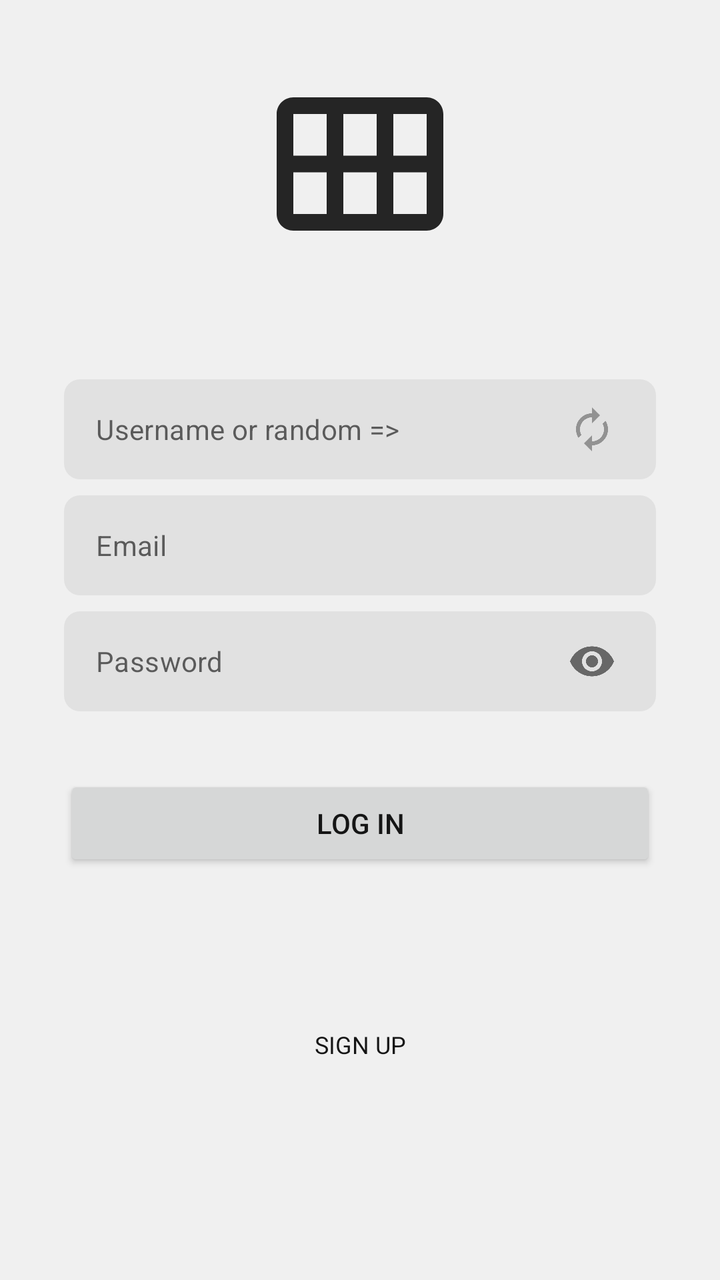
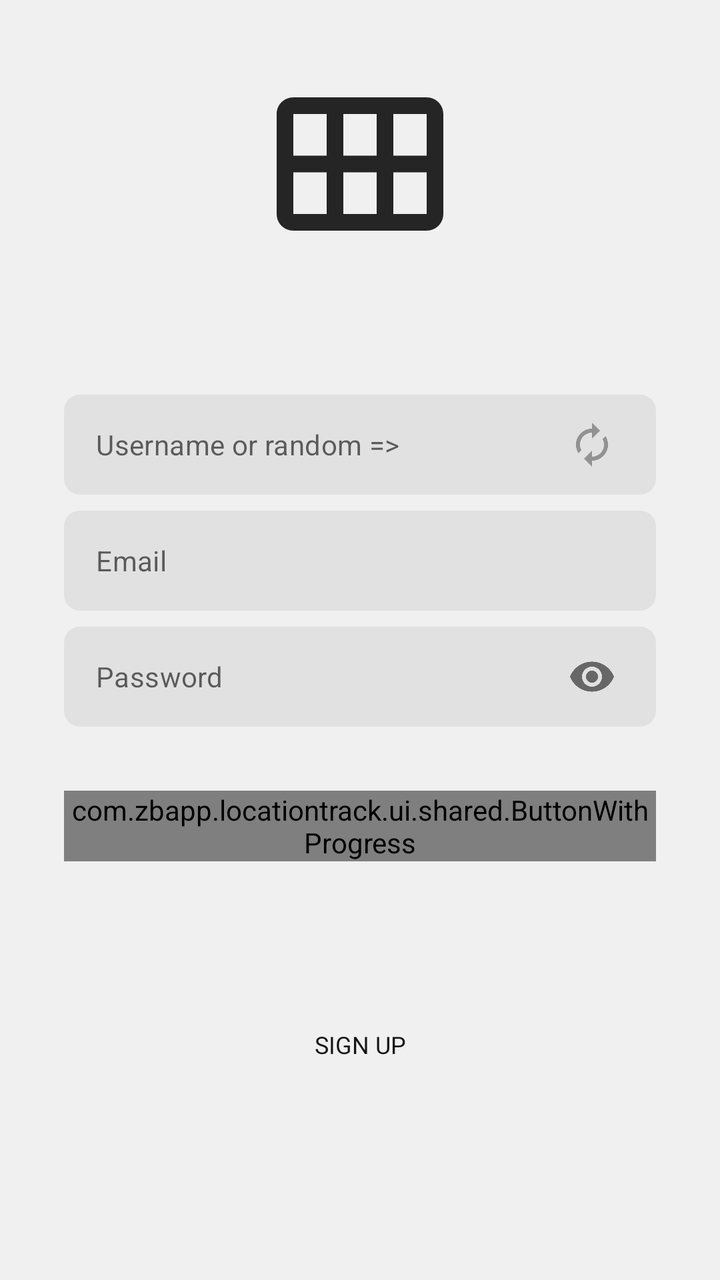

Compare the two renders of this Android layout. The source of the first and the diff that turns it into the second are given below.
<!-- AndroidManifest.xml: application theme AppTheme -->
<!-- res/layout/fragment_login.xml -->
<?xml version="1.0" encoding="utf-8"?>
<androidx.constraintlayout.widget.ConstraintLayout xmlns:android="http://schemas.android.com/apk/res/android"
    xmlns:app="http://schemas.android.com/apk/res-auto"
    xmlns:tools="http://schemas.android.com/tools"
    android:layout_width="match_parent"
    android:animateLayoutChanges="true"
    android:layout_height="match_parent"
    android:background="@color/backgroundMain"
    android:paddingHorizontal="@dimen/activity_side_margin">

    <androidx.appcompat.widget.AppCompatImageView
        android:id="@+id/ivLogo"
        android:layout_width="100dp"
        android:layout_height="wrap_content"
        android:layout_marginTop="@dimen/activity_side_margin_large"
        android:adjustViewBounds="true"
        android:src="@drawable/ic_logo_full"
        app:layout_constraintEnd_toEndOf="parent"
        app:layout_constraintStart_toStartOf="parent"
        app:layout_constraintTop_toTopOf="parent" />

    <com.google.android.material.textfield.TextInputLayout
        android:id="@+id/etUsername"
        style="@style/TextStyle.Input"
        android:layout_width="match_parent"
        android:layout_marginHorizontal="@dimen/activity_side_margin"
        android:gravity="start|center_vertical"
        android:nextFocusForward="@id/etEmail"
        android:paddingEnd="8dp"
        android:stateListAnimator="@animator/elevation_animator"
        app:boxStrokeWidth="0dp"
        app:boxStrokeWidthFocused="0dp"
        app:endIconMode="custom"
        app:endIconDrawable="@drawable/ic_username_random"
        app:endIconTint="@color/theme_medium"
        app:hintEnabled="false"
        app:layout_constraintBottom_toTopOf="@id/etEmail"
        app:layout_constraintTop_toBottomOf="@id/ivLogo"
        app:layout_constraintVertical_bias="0.6"
        app:layout_constraintVertical_chainStyle="packed">

        <com.google.android.material.textfield.TextInputEditText
            style="@style/TextStyle.Light"
            android:layout_width="match_parent"
            android:layout_height="wrap_content"
            android:layout_gravity="center_vertical"
            android:background="@color/transparent"
            android:hint="@string/login_placeholder_username"
            android:textCursorDrawable="@null"
            android:imeOptions="actionNext"
            android:inputType="textEmailAddress"
            android:paddingVertical="12dp" />
    </com.google.android.material.textfield.TextInputLayout>

    <com.google.android.material.textfield.TextInputLayout
        android:id="@+id/etEmail"
        style="@style/TextStyle.Input"
        android:layout_width="match_parent"
        android:layout_marginHorizontal="@dimen/activity_side_margin"
        android:layout_marginTop="@dimen/activity_side_margin_small"
        android:gravity="start|center_vertical"
        android:nextFocusForward="@id/etPassword"
        android:paddingEnd="8dp"
        android:stateListAnimator="@animator/elevation_animator"
        app:boxStrokeWidth="0dp"
        app:boxStrokeWidthFocused="0dp"
        app:endIconMode="clear_text"
        app:endIconTint="@color/theme_medium"
        app:hintEnabled="false"
        app:layout_constraintBottom_toTopOf="@id/etPassword"
        app:layout_constraintTop_toBottomOf="@id/etUsername"
        >

        <com.google.android.material.textfield.TextInputEditText
            style="@style/TextStyle.Light"
            android:layout_width="match_parent"
            android:layout_height="wrap_content"
            android:layout_gravity="center_vertical"
            android:background="@color/transparent"
            android:hint="@string/login_placeholder_email"
            android:textCursorDrawable="@null"
            android:imeOptions="actionNext"
            android:inputType="textEmailAddress"
            android:paddingVertical="12dp" />
    </com.google.android.material.textfield.TextInputLayout>

    <com.google.android.material.textfield.TextInputLayout
        android:id="@+id/etPassword"
        style="@style/TextStyle.Input"
        android:layout_width="match_parent"
        android:layout_marginHorizontal="@dimen/activity_side_margin"
        android:layout_marginTop="@dimen/activity_side_margin_small"
        android:gravity="start|center_vertical"
        android:nextFocusDown="@id/bLogin"
        android:paddingEnd="8dp"
        android:stateListAnimator="@animator/elevation_animator"
        app:boxStrokeWidth="0dp"
        app:boxStrokeWidthFocused="0dp"
        app:endIconMode="password_toggle"
        app:hintEnabled="false"
        app:layout_constraintBottom_toTopOf="@id/tvForgotPassword"
        app:layout_constraintTop_toBottomOf="@id/etEmail">

        <com.google.android.material.textfield.TextInputEditText
            style="@style/TextStyle.Light"
            android:layout_width="match_parent"
            android:layout_height="wrap_content"
            android:layout_gravity="center_vertical"
            android:background="@color/transparent"
            android:hint="@string/login_placeholder_password"
            android:textCursorDrawable="@null"
            android:imeOptions="actionDone"
            android:inputType="textPassword"
            android:paddingVertical="12dp" />
    </com.google.android.material.textfield.TextInputLayout>

    <androidx.appcompat.widget.AppCompatTextView
        android:id="@+id/tvForgotPassword"
        style="@style/TextStyle.ActionButton.Regular"
        android:layout_width="wrap_content"
        android:layout_height="wrap_content"
        android:layout_marginEnd="@dimen/activity_side_margin_small"
        android:layout_marginBottom="@dimen/activity_side_margin"
        android:text="@string/login_button_forgot_password"
        android:textColor="@color/theme_high"
        android:textSize="12sp"
        android:visibility="gone"
        android:background="?selectableItemBackgroundBorderless"
        app:layout_constraintBottom_toTopOf="@id/bLogin"
        app:layout_constraintEnd_toEndOf="parent"
        app:layout_constraintTop_toBottomOf="@id/etPassword"
        tools:visibility="visible" />

    <androidx.appcompat.widget.AppCompatButton
        android:id="@+id/bLogin"
        style="@style/Widget.AppCompat.Button"
        android:layout_width="match_parent"
        android:layout_height="wrap_content"
        android:layout_marginHorizontal="@dimen/activity_side_margin"
        android:layout_marginTop="@dimen/activity_side_margin_large"
        android:layout_marginBottom="@dimen/activity_side_margin_large"
        android:text="@string/login_signup_switch_button_login"
        app:layout_constraintBottom_toTopOf="@id/tvSignUpLogin"
        app:layout_constraintTop_toBottomOf="@id/tvForgotPassword" />

    <androidx.appcompat.widget.AppCompatTextView
        android:id="@+id/tvSignUpLogin"
        style="@style/TextStyle.ActionButton"
        android:layout_width="wrap_content"
        android:layout_height="wrap_content"
        android:layout_marginBottom="@dimen/bottomBar_spacing"
        android:text="@string/login_signup_switch_button_signup"
        android:textSize="12sp"
        app:layout_constraintBottom_toBottomOf="parent"
        app:layout_constraintEnd_toEndOf="parent"
        app:layout_constraintStart_toStartOf="parent" />

</androidx.constraintlayout.widget.ConstraintLayout>
<!-- resources referenced by this layout -->
<resources>
  <color name="backgroundMain">@color/theme_lightest</color>
  <color name="theme_high">@color/light_theme_high</color>
  <color name="theme_medium">@color/light_theme_medium</color>
  <color name="transparent">@android:color/transparent</color>
  <dimen name="activity_side_margin">16dp</dimen>
  <dimen name="activity_side_margin_large">32dp</dimen>
  <dimen name="activity_side_margin_small">8dp</dimen>
  <dimen name="bottomBar_spacing">100dp</dimen>
  <!-- drawable ic_logo_full (drawable) -->
  <vector xmlns:android="http://schemas.android.com/apk/res/android"
      android:width="24dp"
      android:height="24dp"
      android:tint="?attr/colorControlNormal"
      android:viewportWidth="24"
      android:viewportHeight="24">
      <path
          android:fillColor="@android:color/white"
          android:pathData="M20,4H4C2.9,4 2,4.9 2,6v12c0,1.1 0.9,2 2,2h16c1.1,0 2,-0.9 2,-2V6C22,4.9 21.1,4 20,4zM8,11H4V6h4V11zM14,11h-4V6h4V11zM20,11h-4V6h4V11zM8,18H4v-5h4V18zM14,18h-4v-5h4V18zM20,18h-4v-5h4V18z" />
  </vector>
  <string name="login_button_forgot_password">Forgot password?</string>
  <string name="login_placeholder_email">Email</string>
  <string name="login_placeholder_password">Password</string>
  <string name="login_placeholder_username">Username or random =&gt;</string>
  <string name="login_signup_switch_button_login">LOG IN</string>
  <string name="login_signup_switch_button_signup">SIGN UP</string>
  <style name="TextStyle.ActionButton.Regular" parent="TextStyle.ActionButton">
          <item name="fontFamily">@font/font_montserrat_regular</item>
      </style>
  <style name="TextStyle.Input" parent="TextStyle.Medium">
          <item name="android:layout_height">50dp</item>
          <item name="android:textSize">16sp</item>
          <item name="android:textColor">@color/main_button_text_color</item>
          <item name="android:textColorHint">@color/theme_medium</item>
          <item name="android:background">@drawable/background_input</item>
          <item name="android:gravity">start|center_vertical</item>
      </style>
  <style name="TextStyle.Light" parent="TextStyle.Regular">
          <item name="fontFamily">@font/font_montserrat_light</item>
      </style>
  <style name="AppTheme" parent="AppThemeBase">
      </style>
  <color name="theme_lightest">@color/light_theme_lightest</color>
  <color name="light_theme_high">#252525</color>
  <color name="light_theme_medium">#929292</color>
  <style name="TextStyle.Medium" parent="TextStyle.Regular">
          <item name="fontFamily">@font/font_montserrat_semibold</item>
      </style>
  <!-- drawable background_input (drawable) -->
  <?xml version="1.0" encoding="utf-8"?>
  <shape android:shape="rectangle" xmlns:android="http://schemas.android.com/apk/res/android">
      <corners android:radius="8dp" />
      <solid android:color="@color/theme_light" />
  </shape>
  <style name="TextStyle.Regular" parent="TextAppearance.AppCompat">
          <item name="fontFamily">@font/font_montserrat_regular</item>
          <item name="android:textColor">@color/main_button_text_color</item>
      </style>
  <color name="light_theme_lightest">#F0F0F0</color>
  <color name="theme_light">@color/light_theme_light</color>
  <color name="secondaryColor">#f0f4c3</color>
  <color name="secondaryDarkColor">#bdc192</color>
  <color name="secondaryLightColor">#fffff6</color>
  <color name="theme_highest">@color/light_theme_highest</color>
  <color name="light_theme_light">#E1E1E1</color>
  <color name="light_theme_highest">#151515</color>
  <!-- unchanged entries left out for length: 3 -->
</resources>

<!-- the commit's change to res/layout/fragment_login.xml (unified diff, before → after) -->
@@ -131,15 +131,16 @@
         app:layout_constraintTop_toBottomOf="@id/etPassword"
         tools:visibility="visible" />
 
-    <androidx.appcompat.widget.AppCompatButton
+    <com.zbapp.locationtrack.ui.shared.ButtonWithProgress
         android:id="@+id/bLogin"
-        style="@style/Widget.AppCompat.Button"
         android:layout_width="match_parent"
         android:layout_height="wrap_content"
         android:layout_marginHorizontal="@dimen/activity_side_margin"
         android:layout_marginTop="@dimen/activity_side_margin_large"
         android:layout_marginBottom="@dimen/activity_side_margin_large"
-        android:text="@string/login_signup_switch_button_login"
+        app:text="@string/login_signup_switch_button_login"
+        app:buttonTint="@color/accent"
+        app:contentTint="@color/white"
         app:layout_constraintBottom_toTopOf="@id/tvSignUpLogin"
         app:layout_constraintTop_toBottomOf="@id/tvForgotPassword" />
 
<!-- resource entries referenced after the edit -->
@@ -1,9 +1,11 @@
 <!-- resources referenced by this layout -->
 <resources>
+  <color name="accent">#26A69A</color>
   <color name="backgroundMain">@color/theme_lightest</color>
   <color name="theme_high">@color/light_theme_high</color>
   <color name="theme_medium">@color/light_theme_medium</color>
   <color name="transparent">@android:color/transparent</color>
+  <color name="white">#FFFFFFFF</color>
   <dimen name="activity_side_margin">16dp</dimen>
   <dimen name="activity_side_margin_large">32dp</dimen>
   <dimen name="activity_side_margin_small">8dp</dimen>
